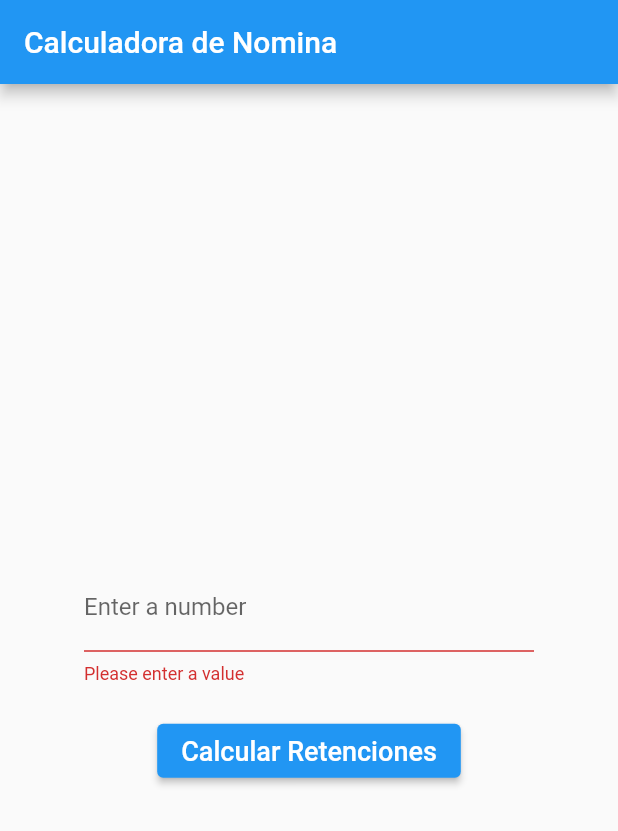
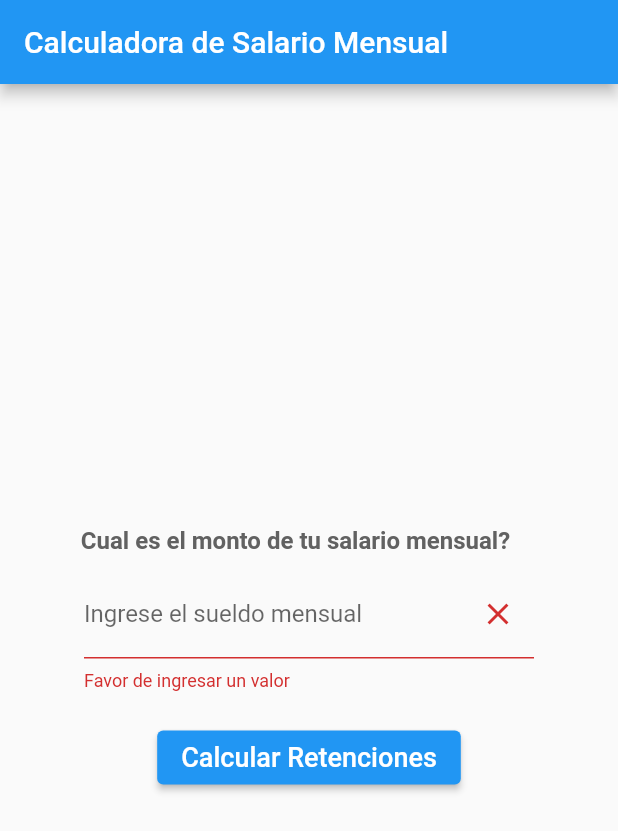
Before and after one commit to NgDonnie/nomina_calc, a Flutter app: the screen it shows after launch, after a tap on "Calcular Retenciones", on a phone screen of 412 x 824 dp. Shown: the top 831 px of the screen. Run offline on Flutter 3.47's test engine with Material 2 defaults, Android fonts, the phone set to English and light mode, and no system bars; missing offline and left inert: pattern_formatter.

Commit message:
Field number Formatting and handling

```diff
--- a/lib/features/home.dart
+++ b/lib/features/home.dart
@@ -11,8 +11,9 @@ class HomeNomina extends StatefulWidget {
 class _HomeNominaState extends State<HomeNomina> {
   @override
   Widget build(BuildContext context) {
-    const appTitle = 'Calculadora de Nomina';
+    const appTitle = 'Calculadora de Salario Mensual';
     return MaterialApp(
+      debugShowCheckedModeBanner: false,
       title: appTitle,
       home: Scaffold(
         appBar: AppBar(
--- a/lib/features/nomina_calculation/presentation/pages/nomina_calculation.dart
+++ b/lib/features/nomina_calculation/presentation/pages/nomina_calculation.dart
@@ -1,5 +1,8 @@
 import 'package:flutter/material.dart';
+
+
 import 'package:nomina_calc/features/nomina_calculation/presentation/pages/nomina_retenciones.dart';
+import 'package:pattern_formatter/pattern_formatter.dart';
 
 class NominaCalcutation extends StatefulWidget {
   const NominaCalcutation({super.key});
@@ -11,7 +14,8 @@ class NominaCalcutation extends StatefulWidget {
 class _NominaCalcutationState extends State<NominaCalcutation> {
   final _formKey = GlobalKey<FormState>();
   final _nominaController = TextEditingController();
-  //bool _validate = false;
+  //bool _hideError = false;
+
 
     @override
   void dispose() {
@@ -21,12 +25,14 @@ class _NominaCalcutationState extends State<NominaCalcutation> {
 
   @override
   Widget build(BuildContext context) {
+
     return GestureDetector(
       onTap: () {
         var f = FocusScope.of(context);
 
         if (!f.hasPrimaryFocus) {
           f.unfocus();
+
         }
       },
       child: Scaffold(
@@ -36,28 +42,37 @@ class _NominaCalcutationState extends State<NominaCalcutation> {
             crossAxisAlignment: CrossAxisAlignment.center,
             children: <Widget>[
               Padding(
-                padding: const EdgeInsets.symmetric(horizontal: 10, vertical: 20),
+                padding: const EdgeInsets.only(right: 18.0),
+                child: Text('Cual es el monto de tu salario mensual?',
+                            style: TextStyle(fontSize: 16, fontWeight: FontWeight.bold, color: Colors.grey.shade700),
+                            textAlign: TextAlign.left,
+                ),
+              ),
+              Padding(
+                padding: const EdgeInsets.only(bottom: 20, left: 15, right: 15, top: 10),
                 child: SizedBox(
                   width: 300.0,
-                  child: /*TextField(
-                    controller: _nominaController,
-                    decoration: InputDecoration(
-                      labelText: 'Sueldo Mensual',
-                      border: const OutlineInputBorder(),
-                      hintText: 'Insert su sueldo mensual',
-                      errorText: _validate ? 'Campo no puede estar vacio.' : null
-
-                    ),
-                  ),*/
+                  child:
                   Form(
                     key: _formKey,
+                    //autovalidateMode: AutovalidateMode.onUserInteraction,
                     child: TextFormField(
                       controller: _nominaController,
-                      keyboardType: TextInputType.number, // Only numeric input
-                      decoration: const InputDecoration(
-                      labelText: 'Enter a number',
-                                ),
+                      inputFormatters: [ThousandsFormatter(allowFraction: true)],
+                      keyboardType: const TextInputType.numberWithOptions(decimal: true), // Only numeric input
+                      decoration: InputDecoration(
+                        //errorStyle:  const TextStyle(color: Colors.transparent, fontSize: 0, height: 0),
+                        labelText: 'Ingrese el sueldo mensual',
+                      //labelStyle: TextStyle( color: Colors.blueGrey[300]),
+                        suffixIcon: IconButton(
+                          onPressed: (){
+                            _nominaController.clear();
+
+                          },
+                          icon: const Icon(Icons.clear))
+                      ),
                       validator: _validateInput,
+
                     ),
                   ),
 
@@ -74,15 +89,18 @@ class _NominaCalcutationState extends State<NominaCalcutation> {
                     ),
                     onPressed: () {
 
+                      print(_nominaController.text);
+                      var formatNumb = _nominaController.text.replaceAll(RegExp(r'[^0-9]'), '');
+                      print(formatNumb);
 
-                     if (_formKey.currentState!.validate()) {
-                  // Valid input, do something with it
-                  final value = int.parse(_nominaController.text);
-                  _sendDataToSecondScreen(context);
-                  // ignore: avoid_print
-                  print('Valid input: $value');
-                }
+                      if (_formKey.currentState!.validate()) {
+                        // Valid input, do something with it
+                        // ignore: unused_local_variable
+                        final value = int.parse(formatNumb);
 
+                        _sendDataToSecondScreen(context);
+
+                      }
 
                     },
                   ),
@@ -97,7 +115,7 @@ class _NominaCalcutationState extends State<NominaCalcutation> {
   }
 
  void _sendDataToSecondScreen(BuildContext context) {
-    String textToSend = _nominaController.text;
+    String textToSend = _nominaController.text.replaceAll(RegExp(r'[^0-9]'), '');
     Navigator.push(
         context,
         MaterialPageRoute(
@@ -106,15 +124,24 @@ class _NominaCalcutationState extends State<NominaCalcutation> {
   }
 
   String? _validateInput(String? value) {
+    String formatNum = value.toString().replaceAll(RegExp(r'[^0-9]'), '');
+
+
+    print('el valor de value dentro del if: ${formatNum}');
     if (value == null || value.isEmpty) {
-      return 'Please enter a value';
+      //print('1er if');
+      return 'Favor de ingresar un valor';
     }
 
-    final number = int.tryParse(value);
+    final number = int.parse(formatNum);
+    print('el valor de NUMBER dentro del if: ${number}');
 
-    if (number == null || number <= 0) {
-      return 'Please enter a value greater than zero';
+    if (number <= 0) {
+      return 'Favor de ingresar un valor mayor que cero';
     }
+    //print('llego al final de la funcion');
+    //return '';
+
     return null;
   }
 
--- a/lib/features/nomina_calculation/presentation/pages/nomina_retenciones.dart
+++ b/lib/features/nomina_calculation/presentation/pages/nomina_retenciones.dart
@@ -13,6 +13,7 @@ class NominaRetenciones extends StatelessWidget {
   @override
   Widget build(BuildContext context) {
     //String montoNomina = '60,000';
+    print(nomina);
 
     String afp = afpCalculation(nomina);
     String pdss = pdssCalculation(nomina);
--- a/lib/main.dart
+++ b/lib/main.dart
@@ -11,6 +11,7 @@ class MainApp extends StatelessWidget {
   @override
   Widget build(BuildContext context) {
     return const MaterialApp(
+      debugShowCheckedModeBanner: false,
       home: Scaffold(
         body: HomeNomina()
         ),
--- a/pubspec.yaml
+++ b/pubspec.yaml
@@ -10,6 +10,7 @@ dependencies:
   flutter:
     sdk: flutter
   intl: ^0.18.1
+  pattern_formatter: ^3.0.0
 
 dev_dependencies:
   flutter_test:
```
Also changed, not shown: pubspec.lock.
